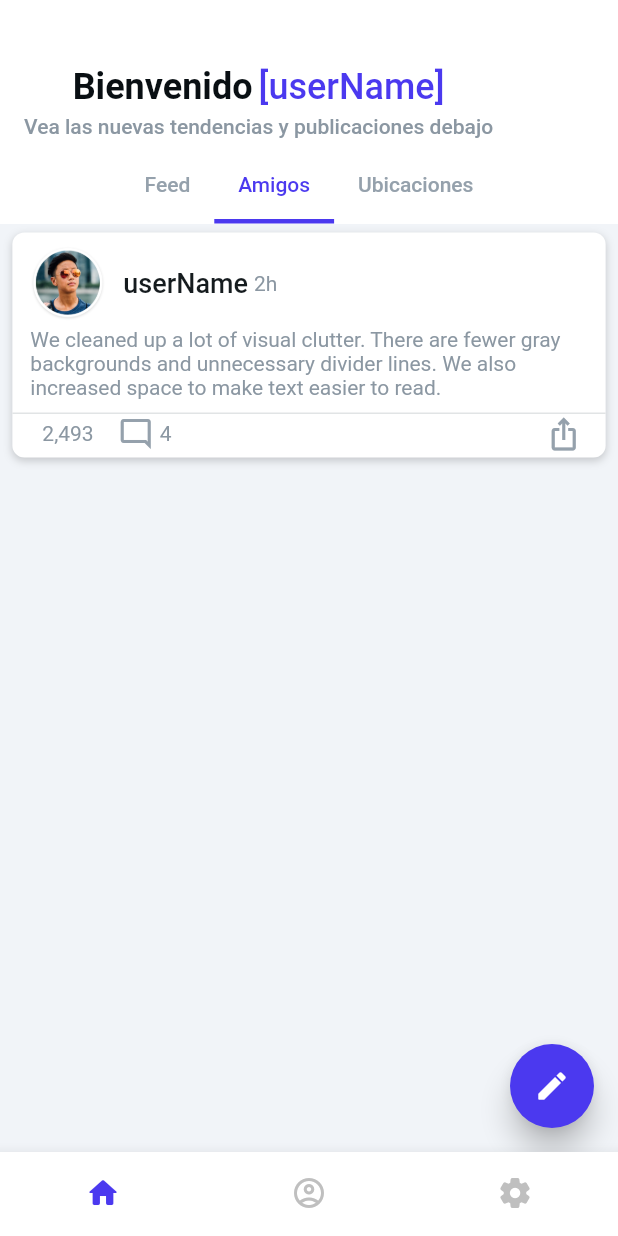
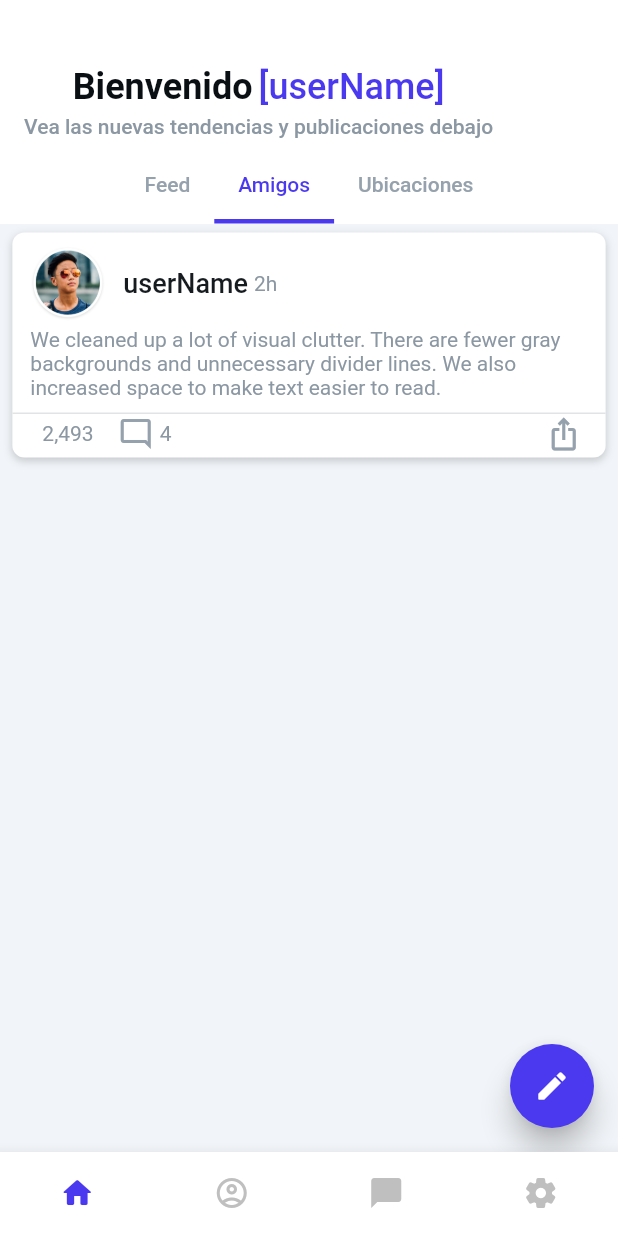
Before and after one commit to dgonzalez211/ArtShack, a Flutter app: the NavBarPage screen opened directly, tab 2 chosen, on a phone screen of 412 x 824 dp. Run offline on Flutter 3.47's test engine with Material 2 defaults, Android fonts, the phone set to English and light mode, and no system bars; our stand-ins replace auto_size_text, built_collection, built_value, cached_network_image, cloud_firestore, firebase_auth and 11 more; missing offline and left inert: dash_chat, flutter_google_places, google_api_headers, google_maps_webservice, mime_type; accounts and stored records are empty; generated files the repository leaves out were written again; network calls fail; Roboto replaces fonts that are missing (Lexend Deca).

Commit message:
Updating to latest FlutterFlow output.

```diff
--- a/lib/chat_details/chat_details_widget.dart
+++ b/lib/chat_details/chat_details_widget.dart
@@ -1,9 +1,9 @@
 import '../backend/backend.dart';
-import '../chat_main/chat_main_widget.dart';
 import '../flutter_flow/chat/index.dart';
 import '../flutter_flow/flutter_flow_icon_button.dart';
 import '../flutter_flow/flutter_flow_theme.dart';
 import '../flutter_flow/flutter_flow_util.dart';
+import '../main.dart';
 import 'package:cached_network_image/cached_network_image.dart';
 import 'package:flutter/material.dart';
 import 'package:google_fonts/google_fonts.dart';
@@ -38,7 +38,7 @@ class _ChatDetailsWidgetState extends State<ChatDetailsWidget> {
                 type: PageTransitionType.leftToRight,
                 duration: Duration(milliseconds: 200),
                 reverseDuration: Duration(milliseconds: 200),
-                child: ChatMainWidget(),
+                child: NavBarPage(initialPage: 'chatMain'),
               ),
             );
           },
--- a/lib/complete_profile/complete_profile_widget.dart
+++ b/lib/complete_profile/complete_profile_widget.dart
@@ -1,11 +1,11 @@
 import '../auth/auth_util.dart';
 import '../backend/backend.dart';
 import '../backend/firebase_storage/storage.dart';
-import '../chat_main/chat_main_widget.dart';
 import '../flutter_flow/flutter_flow_theme.dart';
 import '../flutter_flow/flutter_flow_util.dart';
 import '../flutter_flow/flutter_flow_widgets.dart';
 import '../flutter_flow/upload_media.dart';
+import '../main.dart';
 import 'package:cloud_firestore/cloud_firestore.dart';
 import 'package:flutter/material.dart';
 import 'package:google_fonts/google_fonts.dart';
@@ -273,7 +273,8 @@ class _CompleteProfileWidgetState extends State<CompleteProfileWidget> {
                     await Navigator.push(
                       context,
                       MaterialPageRoute(
-                        builder: (context) => ChatMainWidget(),
+                        builder: (context) =>
+                            NavBarPage(initialPage: 'chatMain'),
                       ),
                     );
                   } finally {
--- a/lib/main.dart
+++ b/lib/main.dart
@@ -10,6 +10,7 @@ import 'package:art_shack/login/login_widget.dart';
 import 'flutter_flow/flutter_flow_theme.dart';
 import 'main_screen/main_screen_widget.dart';
 import 'my_profile/my_profile_widget.dart';
+import 'chat_main/chat_main_widget.dart';
 import 'app_settings/app_settings_widget.dart';
 
 void main() async {
@@ -95,6 +96,7 @@ class _NavBarPageState extends State<NavBarPage> {
     final tabs = {
       'mainScreen': MainScreenWidget(),
       'myProfile': MyProfileWidget(),
+      'chatMain': ChatMainWidget(),
       'appSettings': AppSettingsWidget(),
     };
     return Scaffold(
@@ -106,7 +108,7 @@ class _NavBarPageState extends State<NavBarPage> {
               Icons.home_rounded,
               size: 24,
             ),
-            label: 'Home',
+            label: 'Inicio',
             tooltip: '',
           ),
           BottomNavigationBarItem(
@@ -119,6 +121,14 @@ class _NavBarPageState extends State<NavBarPage> {
               size: 24,
             ),
             label: '',
+            tooltip: '',
+          ),
+          BottomNavigationBarItem(
+            icon: Icon(
+              Icons.chat_bubble,
+              size: 24,
+            ),
+            label: 'Chats',
             tooltip: '',
           ),
           BottomNavigationBarItem(
--- a/lib/main_screen/main_screen_widget.dart
+++ b/lib/main_screen/main_screen_widget.dart
@@ -115,7 +115,9 @@ class _MainScreenWidgetState extends State<MainScreenWidget> {
                     isScrollable: true,
                     labelColor: Color(0xFF4B39EF),
                     unselectedLabelColor: Color(0xFF95A1AC),
-                    labelStyle: TextStyle(),
+                    labelStyle: GoogleFonts.getFont(
+                      'Roboto',
+                    ),
                     indicatorColor: Color(0xFF4B39EF),
                     indicatorWeight: 3,
                     tabs: [
```
